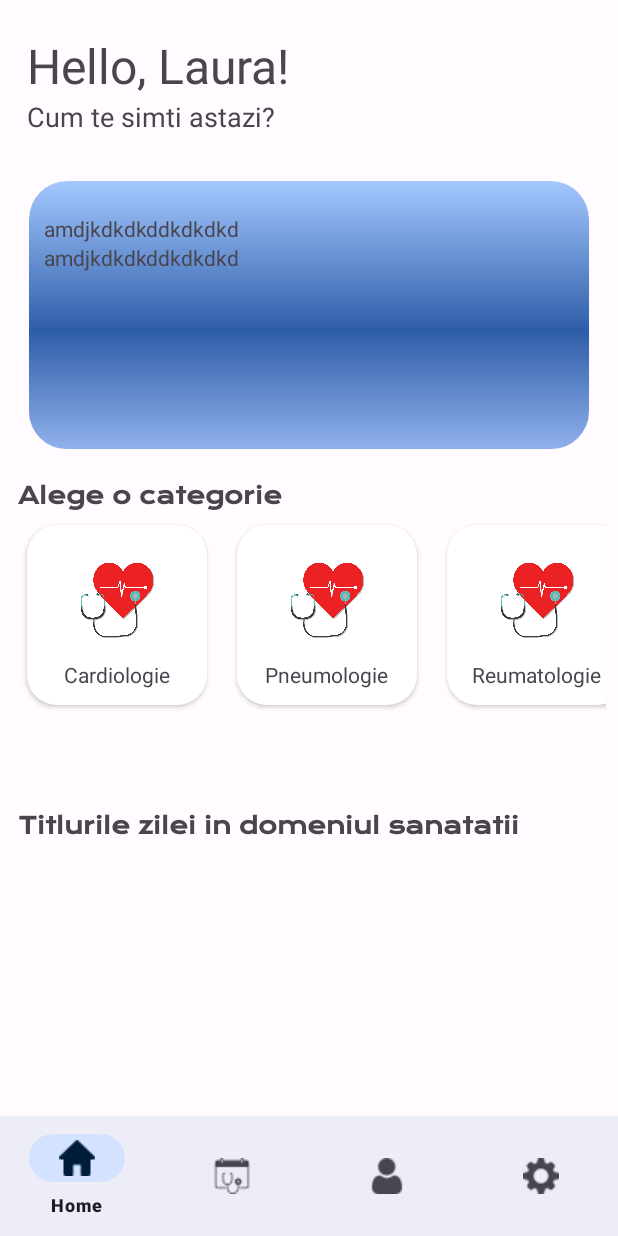
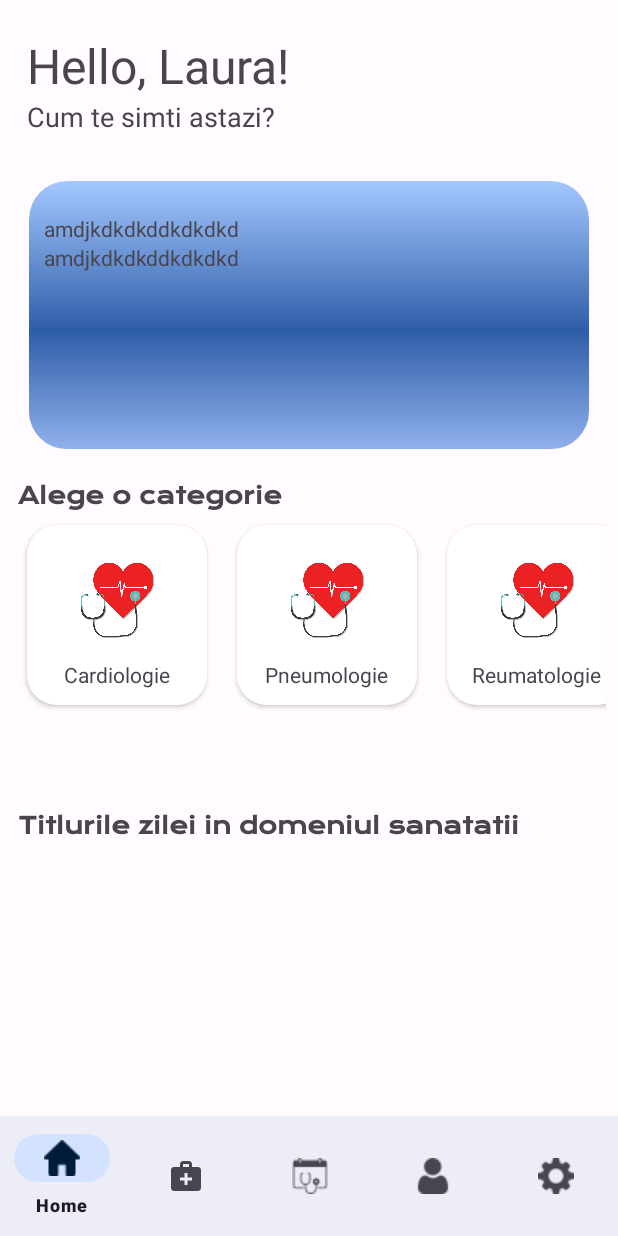
Before and after one commit to lauraf040/eHealth-IOT-Android-App, an Android app: the HomeActivity screen opened directly, with no data from a screen before it, on a phone screen of 412 x 824 dp. Run offline under Robolectric (Android 15) with nearby library versions, the light colour scheme and no system bars.

Commit message:
new commit

```diff
--- a/app/src/main/java/com/example/health_iot_app/HomeActivity.java
+++ b/app/src/main/java/com/example/health_iot_app/HomeActivity.java
@@ -1,22 +1,54 @@
 package com.example.health_iot_app;
 
+import androidx.annotation.NonNull;
 import androidx.appcompat.app.AppCompatActivity;
 import androidx.fragment.app.Fragment;
 
 import android.os.Bundle;
+import android.view.MenuItem;
 
+import com.example.health_iot_app.fragments.DoctorDetailsFragment;
 import com.example.health_iot_app.fragments.HomeFragment;
-import com.example.health_iot_app.fragments.LoginFragment;
+import com.google.android.material.bottomnavigation.BottomNavigationView;
+import com.google.android.material.navigation.NavigationBarView;
 
 public class HomeActivity extends AppCompatActivity {
 
     private Fragment currentFragment;
+    BottomNavigationView bottomNavigationView;
 
     @Override
     protected void onCreate(Bundle savedInstanceState) {
         super.onCreate(savedInstanceState);
         setContentView(R.layout.activity_home);
         openDefaultFragment(savedInstanceState);
+        initComponents();
+    }
+
+    private void initComponents() {
+        bottomNavigationView = findViewById(R.id.bottom_navigation);
+        bottomNavigationView.setOnItemSelectedListener(changeFragmentOnItemSelectedListener());
+    }
+
+    private NavigationBarView.OnItemSelectedListener changeFragmentOnItemSelectedListener() {
+        return new NavigationBarView.OnItemSelectedListener() {
+            @Override
+            public boolean onNavigationItemSelected(@NonNull MenuItem item) {
+                switch (item.getItemId()) {
+                    case R.id.home_menu_item:
+                        currentFragment = new HomeFragment();
+                        break;
+                    case R.id.doctors_menu_item:
+                        currentFragment = new DoctorDetailsFragment();
+                        break;
+                    case R.id.profile_menu_item:
+                        currentFragment = new ProfileFragment();
+                        break;
+                }
+                openFragment();
+                return true;
+            }
+        };
     }
 
     private void openDefaultFragment(Bundle savedInstanceState) {
--- /dev/null
+++ b/app/src/main/res/drawable/medical_icon.xml
@@ -0,0 +1,10 @@
+<vector xmlns:android="http://schemas.android.com/apk/res/android"
+    android:width="24dp"
+    android:height="24dp"
+    android:viewportWidth="24"
+    android:viewportHeight="24"
+    android:tint="?attr/colorControlNormal">
+  <path
+      android:fillColor="@android:color/white"
+      android:pathData="M20,6h-4V4c0,-1.1 -0.9,-2 -2,-2h-4C8.9,2 8,2.9 8,4v2H4C2.9,6 2,6.9 2,8v12c0,1.1 0.9,2 2,2h16c1.1,0 2,-0.9 2,-2V8C22,6.9 21.1,6 20,6zM10,4h4v2h-4V4zM16,15h-3v3h-2v-3H8v-2h3v-3h2v3h3V15z"/>
+</vector>
--- a/app/src/main/res/menu/bottom_navigation_menu.xml
+++ b/app/src/main/res/menu/bottom_navigation_menu.xml
@@ -1,25 +1,31 @@
 <?xml version="1.0" encoding="utf-8"?>
 <menu xmlns:android="http://schemas.android.com/apk/res/android">
     <item
-        android:id="@+id/home_item"
+        android:id="@+id/home_menu_item"
         android:enabled="true"
         android:icon="@drawable/home_icon"
         android:iconTint="@color/md_theme_light_primary"
-        android:title="Home"></item>
+        android:title="Home"></item>\
     <item
-        android:id="@+id/appointment_item"
+        android:id="@+id/doctors_menu_item"
+        android:enabled="true"
+        android:icon="@drawable/medical_icon"
+        android:iconTint="@color/md_theme_light_primary"
+        android:title="Profile"></item>
+    <item
+        android:id="@+id/appointments_menu_item"
         android:enabled="true"
         android:icon="@drawable/appointment_icon"
         android:iconTint="@color/md_theme_light_primary"
         android:title="App"></item>
     <item
-        android:id="@+id/profile_item"
+        android:id="@+id/profile_menu_item"
         android:enabled="true"
         android:icon="@drawable/profile_icon"
         android:iconTint="@color/md_theme_light_primary"
         android:title="Profile"></item>
     <item
-        android:id="@+id/settings_item"
+        android:id="@+id/settings_menu_item"
         android:enabled="true"
         android:icon="@drawable/settings_icon"
         android:iconTint="@color/md_theme_light_primary"
```
Also changed, not shown: app/src/main/java/com/example/health_iot_app/NewsActivity.java (+4 -4 lines), app/src/main/java/com/example/health_iot_app/ProfileFragment.java (added, +64 -0 lines), app/src/main/java/com/example/health_iot_app/fragments/DoctorDetailsFragment.java (added, +66 -0 lines), app/src/main/java/com/example/health_iot_app/network/ApiClient.java (+5 -2 lines), app/src/main/res/drawable/doctor_cardview.xml (added, +7 -0 lines), app/src/main/res/layout/fragment_doctor.xml (added, +90 -0 lines), app/src/main/res/layout/fragment_profile.xml (added, +14 -0 lines), app/src/main/res/layout/news_list_item.xml (+7 -3 lines), app/src/main/res/values/styles.xml (+15 -1 lines).
